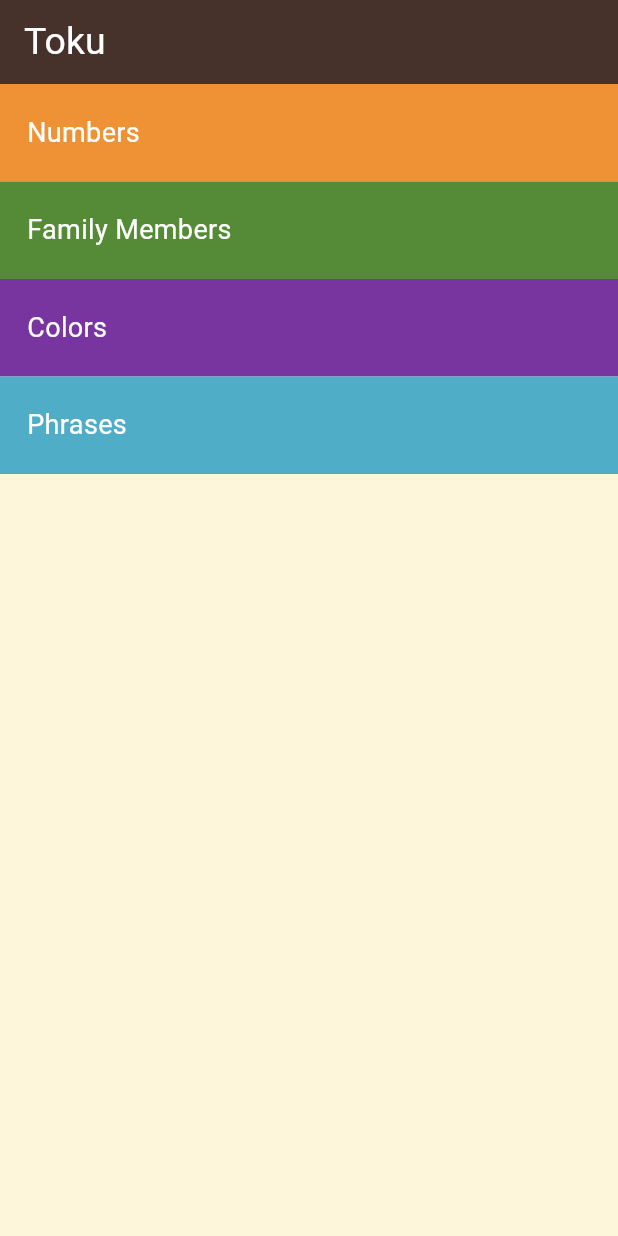
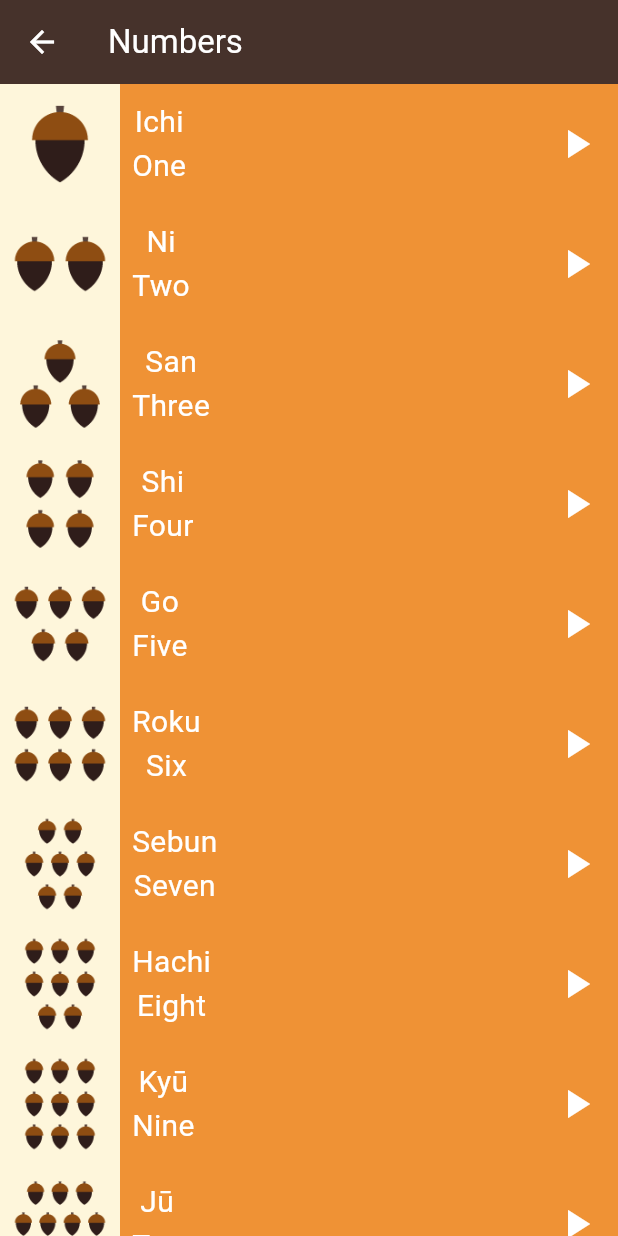
Before and after one commit to Nadeennoshy/language_learning_app, a Flutter app: the screen it shows after launch, after a tap on "Numbers", on a phone screen of 412 x 824 dp. Run offline on Flutter 3.47's test engine with Material 3 defaults, Android fonts, the phone set to English and light mode, and no system bars.

Commit message:
create numbers page

```diff
--- /dev/null
+++ b/lib/models/category_items_model.dart
@@ -0,0 +1,7 @@
+class CategoriesItemModel{
+  final String image;
+  final String japaneseName;
+  final String englishName;
+
+  const CategoriesItemModel({required this.image, required this.japaneseName, required this.englishName});
+}
--- /dev/null
+++ b/lib/views/numbers_view.dart
@@ -0,0 +1,42 @@
+import 'package:flutter/material.dart';
+import 'package:language_learning_app/constants/colors.dart';
+import 'package:language_learning_app/models/category_items_model.dart';
+import 'package:language_learning_app/widgets/category_item_info.dart';
+
+class NumbersView extends StatelessWidget {
+  const NumbersView({super.key});
+  final List<CategoriesItemModel> numbers = const[
+    CategoriesItemModel(image: 'assets/images/numbers/number_one.png', japaneseName: 'Ichi', englishName: 'One'),
+    CategoriesItemModel(image: 'assets/images/numbers/number_two.png', japaneseName: 'Ni', englishName: 'Two'),
+    CategoriesItemModel(image: 'assets/images/numbers/number_three.png', japaneseName: 'San', englishName: 'Three'),
+    CategoriesItemModel(image: 'assets/images/numbers/number_four.png', japaneseName: 'Shi', englishName: 'Four'),
+    CategoriesItemModel(image: 'assets/images/numbers/number_five.png', japaneseName: 'Go', englishName: 'Five'),
+    CategoriesItemModel(image: 'assets/images/numbers/number_six.png', japaneseName: 'Roku', englishName: 'Six'),
+    CategoriesItemModel(image: 'assets/images/numbers/number_seven.png', japaneseName: 'Sebun', englishName: 'Seven'),
+    CategoriesItemModel(image: 'assets/images/numbers/number_eight.png', japaneseName: 'Hachi', englishName: 'Eight'),
+    CategoriesItemModel(image: 'assets/images/numbers/number_nine.png', japaneseName: 'Kyū', englishName: 'Nine'),
+    CategoriesItemModel(image: 'assets/images/numbers/number_ten.png', japaneseName: 'Jū', englishName: 'Ten'),
+  ];
+
+  @override
+  Widget build(BuildContext context) {
+    return Scaffold(
+      appBar: AppBar(
+        leading: Icon(Icons.arrow_back,
+        color: textColor,
+        ),
+        backgroundColor: appBarColor,
+        title: Text('Numbers',
+        style: TextStyle(
+          color: textColor,
+        ),
+        ),
+      ),
+      body: ListView.builder(
+        itemCount: numbers.length,
+        itemBuilder: (BuildContext context,index){
+          return categoryItemInfo(categoryItem: numbers[index]);
+        }),
+    );
+  }
+}
--- a/lib/widgets/category_container.dart
+++ b/lib/widgets/category_container.dart
@@ -1,5 +1,6 @@
 import 'package:flutter/material.dart';
 import 'package:language_learning_app/constants/colors.dart';
+import 'package:language_learning_app/views/numbers_view.dart';
 
 class CategoryContainer extends StatelessWidget {
   const CategoryContainer({
@@ -12,7 +13,11 @@ class CategoryContainer extends StatelessWidget {
   @override
   Widget build(BuildContext context) {
     return GestureDetector(
-      onTap: (){},
+      onTap: (){
+        Navigator.push(context, MaterialPageRoute(builder: ((context) {
+          return NumbersView();
+        })));
+      },
       child: Container(
         padding: const EdgeInsets.only(left: 18),
         alignment: Alignment.centerLeft,
--- /dev/null
+++ b/lib/widgets/category_item_info.dart
@@ -0,0 +1,62 @@
+import 'package:flutter/material.dart';
+import 'package:language_learning_app/constants/colors.dart';
+import 'package:language_learning_app/models/category_items_model.dart';
+
+class categoryItemInfo extends StatelessWidget {
+  const categoryItemInfo({
+    super.key,
+    required this.categoryItem,
+  });
+  final CategoriesItemModel categoryItem;
+
+  @override
+  Widget build(BuildContext context) {
+    return Row(
+        children: [
+          Container(
+            color: scaffoldBackground,
+            height: 80,
+            child: Image.asset(categoryItem.image)),
+          Expanded(
+            child: Container(
+              color: orangeColor,
+                      height: 80,
+              child: Row(
+                mainAxisAlignment: MainAxisAlignment.spaceBetween,
+                children: [
+                  Padding(
+                    padding: const EdgeInsets.only(left:8.0),
+                    child: Column(
+                      mainAxisAlignment: MainAxisAlignment.center,
+                      mainAxisSize: MainAxisSize.min,
+                    children: [
+                      Text(categoryItem.japaneseName,
+                      style: TextStyle(
+                        color: textColor,
+                        fontSize: 20,
+                      ),
+                      ),
+                      Text(categoryItem.englishName,
+                      style: TextStyle(
+                        color: textColor,
+                        fontSize: 20,
+                      ),
+                      ),
+                    ],
+                    ),
+                  ),
+                  Padding(
+                    padding: const EdgeInsets.only(right:12.0),
+                    child: Icon(Icons.play_arrow,
+                    color: textColor,
+                    size: 32,
+                    ),
+                  ),
+                ],
+              ),
+            ),
+          ),
+        ],
+      );
+  }
+}
--- a/pubspec.yaml
+++ b/pubspec.yaml
@@ -60,7 +60,9 @@ flutter:
 
   # To add assets to your application, add an assets section, like this:
   assets:
-    - assets/images/
+    - assets/images/numbers/
+    - assets/images/colors/
+    - assets/images/family_members/
     - assets/sounds/
 
   # An image asset can refer to one or more resolution-specific "variants", see
```
